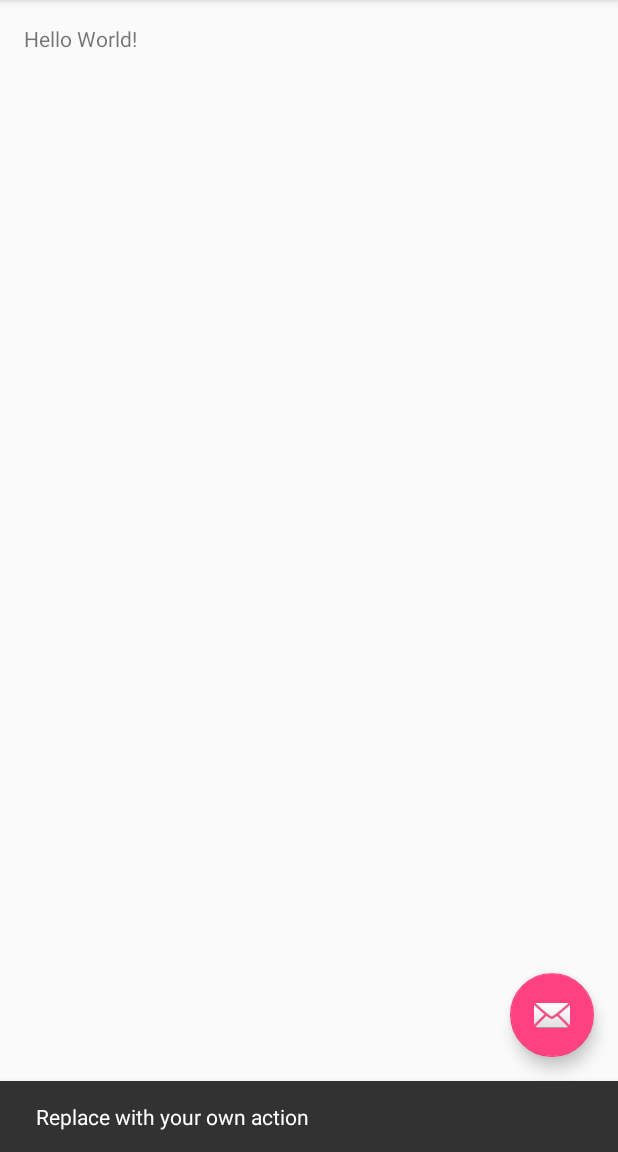
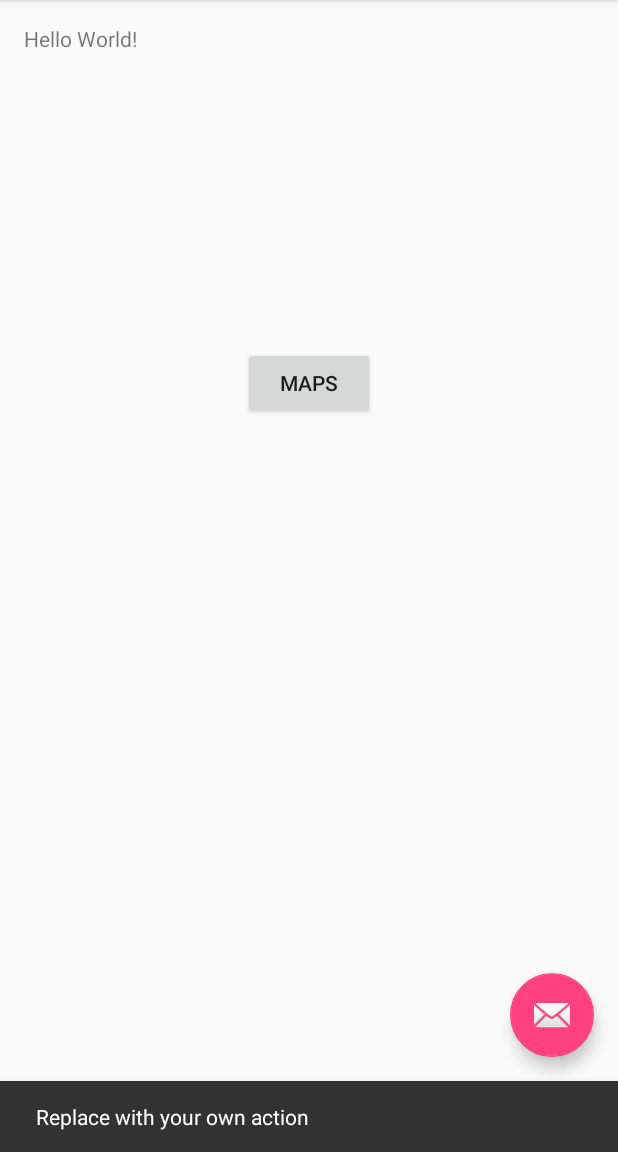
Before and after one commit to xavipedrals/FastracktAndroid, an Android app: the screen it shows after launch (MainActivity), after a tap on an icon or button, on a phone screen of 412 x 824 dp, the part 84-1236 px from its top. Run offline under Robolectric (Android 15) with nearby library versions, the phone set to English and light mode, and no system bars.

Commit message:
Google Maps funca

```diff
--- a/app/build.gradle
+++ b/app/build.gradle
@@ -24,4 +24,5 @@ dependencies {
     testCompile 'junit:junit:4.12'
     compile 'com.android.support:appcompat-v7:23.1.0'
     compile 'com.android.support:design:23.1.0'
+    compile 'com.google.android.gms:play-services:8.3.0'
 }
--- a/app/src/main/java/com/grupo20/finapps/fastrackt/MainActivity.java
+++ b/app/src/main/java/com/grupo20/finapps/fastrackt/MainActivity.java
@@ -1,5 +1,6 @@
 package com.grupo20.finapps.fastrackt;
 
+import android.content.Intent;
 import android.os.Bundle;
 import android.support.design.widget.FloatingActionButton;
 import android.support.design.widget.Snackbar;
@@ -8,8 +9,11 @@ import android.support.v7.widget.Toolbar;
 import android.view.View;
 import android.view.Menu;
 import android.view.MenuItem;
+import android.widget.Button;
 
 public class MainActivity extends AppCompatActivity {
+
+    Button mapsButton;
 
     @Override
     protected void onCreate(Bundle savedInstanceState) {
@@ -17,6 +21,14 @@ public class MainActivity extends AppCompatActivity {
         setContentView(R.layout.activity_main);
         Toolbar toolbar = (Toolbar) findViewById(R.id.toolbar);
         setSupportActionBar(toolbar);
+
+        mapsButton = (Button) findViewById(R.id.buttonMaps);
+        mapsButton.setOnClickListener(new View.OnClickListener() {
+            @Override
+            public void onClick(View v) {
+                startActivity(new Intent(MainActivity.this, MapsActivity.class));
+            }
+        });
 
         FloatingActionButton fab = (FloatingActionButton) findViewById(R.id.fab);
         fab.setOnClickListener(new View.OnClickListener() {
--- /dev/null
+++ b/app/src/main/res/layout/activity_maps.xml
@@ -0,0 +1,6 @@
+<fragment xmlns:android="http://schemas.android.com/apk/res/android"
+    xmlns:tools="http://schemas.android.com/tools"
+    xmlns:map="http://schemas.android.com/apk/res-auto" android:layout_width="match_parent"
+    android:layout_height="match_parent" android:id="@+id/map"
+    tools:context="com.grupo20.finapps.fastrackt.MapsActivity"
+    android:name="com.google.android.gms.maps.SupportMapFragment" />
--- a/app/src/main/res/layout/content_main.xml
+++ b/app/src/main/res/layout/content_main.xml
@@ -10,5 +10,16 @@
     tools:showIn="@layout/activity_main" tools:context=".MainActivity">
 
     <TextView android:text="Hello World!" android:layout_width="wrap_content"
-        android:layout_height="wrap_content" />
+        android:layout_height="wrap_content"
+        android:id="@+id/textView" />
+
+    <Button
+        android:layout_width="wrap_content"
+        android:layout_height="wrap_content"
+        android:text="Maps"
+        android:id="@+id/buttonMaps"
+        android:layout_below="@+id/textView"
+        android:layout_centerHorizontal="true"
+        android:layout_marginTop="196dp" />
+
 </RelativeLayout>
--- a/app/src/main/res/values/strings.xml
+++ b/app/src/main/res/values/strings.xml
@@ -1,4 +1,6 @@
 <resources>
     <string name="app_name">Fastrackt</string>
     <string name="action_settings">Settings</string>
+    <string name="title_activity_map_pane">MapPane</string>
+    <string name="title_activity_maps">Map</string>
 </resources>
```
Also changed, not shown: app/src/debug/res/values/google_maps_api.xml (added, +21 -0 lines), app/src/main/AndroidManifest.xml (+23 -0 lines), app/src/main/java/com/grupo20/finapps/fastrackt/MapsActivity.java (added, +46 -0 lines), 2 other files.
